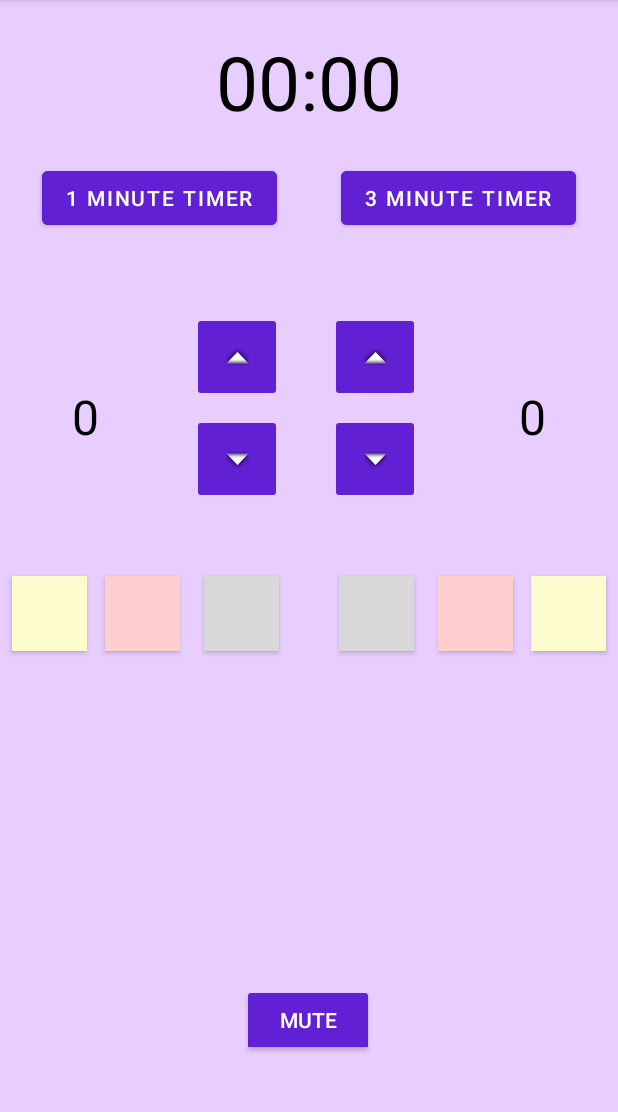
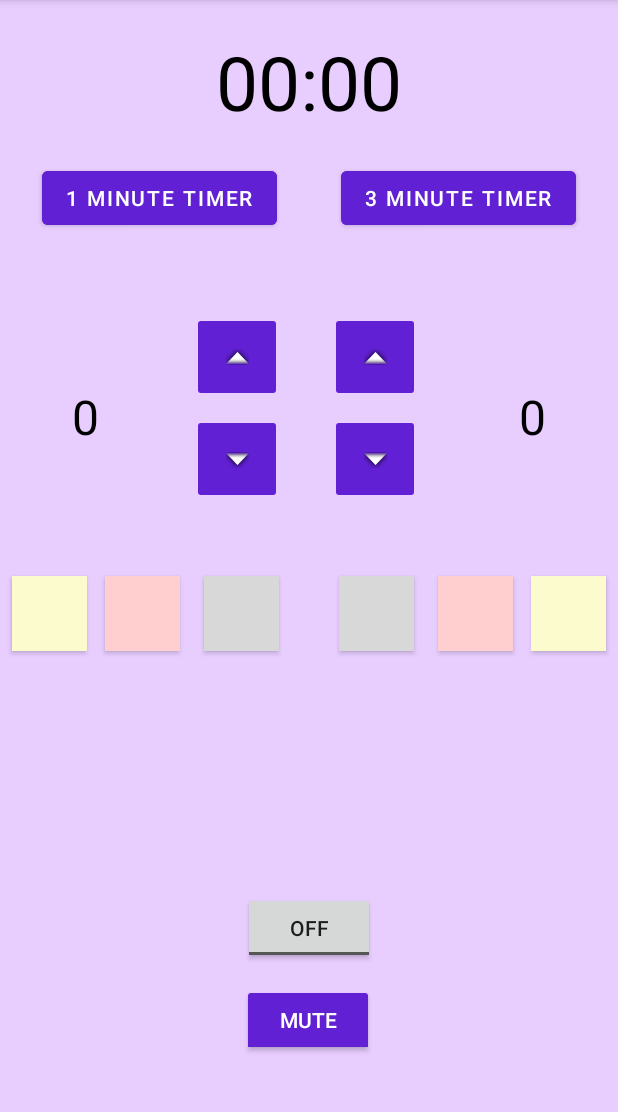
Before and after one commit to konnor-s/FencingScoringDevice, an Android app: the screen it shows after launch (MainActivity), on a phone screen of 412 x 824 dp, the part 84-1196 px from its top. Run offline under Robolectric (Android 15) with nearby library versions, the light colour scheme and no system bars.

Commit message:
On/off power button

```diff
--- a/FencingRemoteController/app/src/main/res/layout/activity_main.xml
+++ b/FencingRemoteController/app/src/main/res/layout/activity_main.xml
@@ -204,4 +204,14 @@
         app:layout_constraintHorizontal_bias="0.498"
         app:layout_constraintStart_toStartOf="parent" />
 
+    <ToggleButton
+        android:id="@+id/newbutton"
+        android:layout_width="wrap_content"
+        android:layout_height="wrap_content"
+        android:layout_marginBottom="13dp"
+        android:text="Button"
+        app:layout_constraintBottom_toTopOf="@+id/mute"
+        app:layout_constraintEnd_toEndOf="parent"
+        app:layout_constraintStart_toStartOf="parent" />
+
 </androidx.constraintlayout.widget.ConstraintLayout>
```
